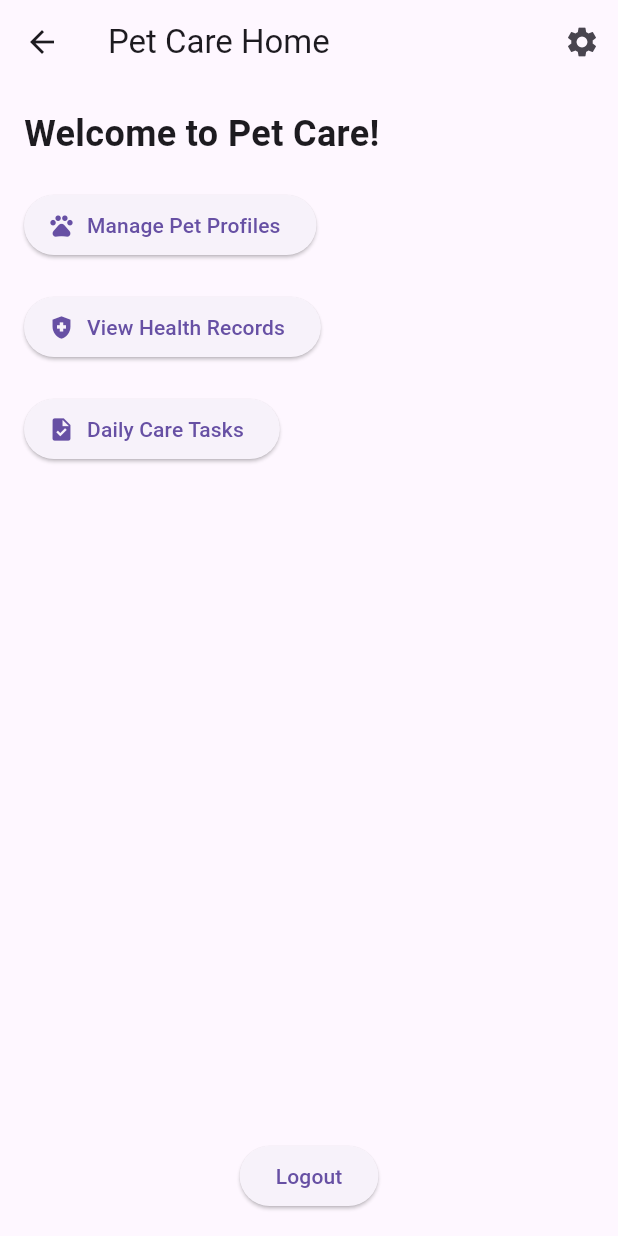
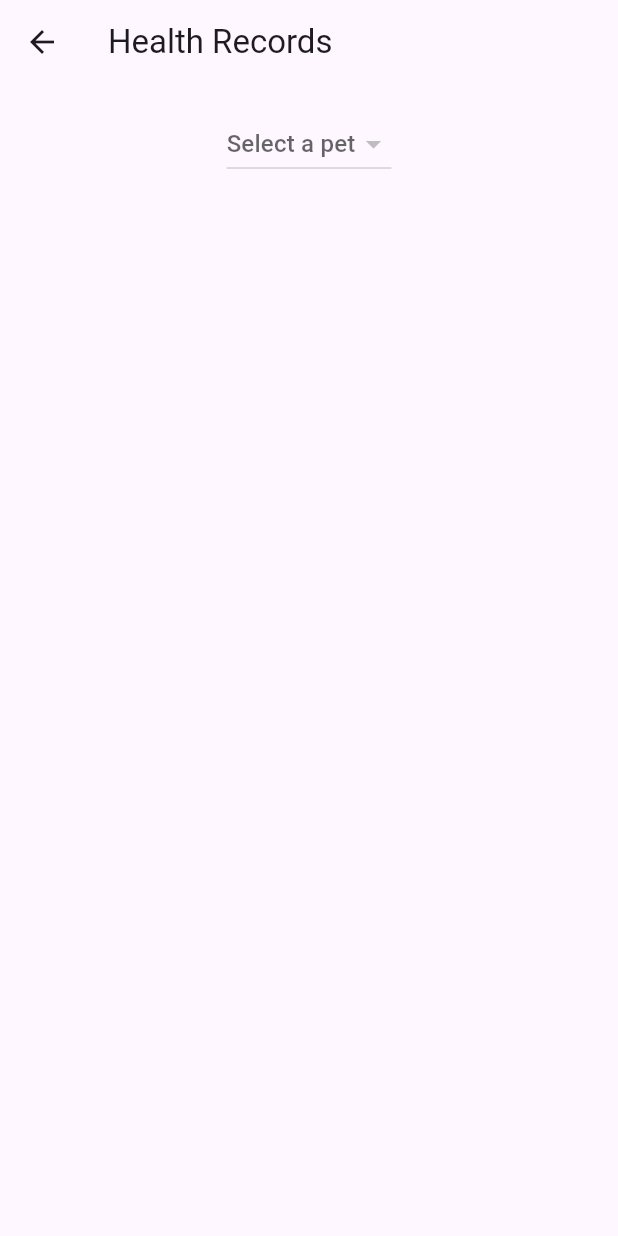
Before and after one commit to AkinniyiS/petcareapp, a Flutter app: the HomeScreen screen opened by its route, after a tap on "View Health Records", on a phone screen of 412 x 824 dp. Run offline on Flutter 3.47's test engine with Material 3 defaults, Android fonts, the phone set to English and light mode, and no system bars; our stand-ins replace sqflite; accounts and stored records are empty.

Commit message:
"health record screen created and add health record"

```diff
--- a/petapp/lib/database_helper.dart
+++ b/petapp/lib/database_helper.dart
@@ -97,10 +97,10 @@ class DatabaseHelper{
   }
 
   // Query all pet profiles
-  Future<List<Map<String, dynamic>>> queryAllPetProfiles() async {
-    Database db = await instance.database;
-    return await db.query(petProfileTable);
-  }
+Future<List<Map<String, dynamic>>> queryAllPetProfiles() async {
+  final db = await database; // Your method to get the database
+  return await db.query('pet_profiles'); // Adjust based on your actual table name
+}
    // Get a pet profile by ID
   Future<List<Map<String, dynamic>>> getPetProfiles() async {
     return await queryAllPetProfiles();
@@ -145,6 +145,7 @@ class DatabaseHelper{
       whereArgs: [petId],
     );
   }
+
 
   // CRUD Methods for Daily Care Tasks
 
--- /dev/null
+++ b/petapp/lib/healthrecord.dart
@@ -0,0 +1,112 @@
+import 'package:flutter/material.dart';
+import 'database_helper.dart'; // Import your database helper
+import 'addhealthrecord.dart'; // Import the screen to add health records
+
+class HealthRecordsScreen extends StatefulWidget {
+  @override
+  _HealthRecordsScreenState createState() => _HealthRecordsScreenState();
+}
+
+class _HealthRecordsScreenState extends State<HealthRecordsScreen> {
+  List<Map<String, dynamic>> _pets = [];
+  int? _selectedPetId; // Store the selected pet ID
+  List<Map<String, dynamic>> _healthRecords = [];
+  String? _selectedPetName; // Store the selected pet name
+
+  @override
+  void initState() {
+    super.initState();
+    _loadPets(); // Load pets on initialization
+  }
+
+  void _loadPets() async {
+    final pets = await DatabaseHelper.instance.queryAllPetProfiles(); // Load all pet profiles
+    setState(() {
+      _pets = pets;
+    });
+  }
+
+  void _loadHealthRecords() async {
+    if (_selectedPetId != null) {
+      final records = await DatabaseHelper.instance.queryHealthRecords(_selectedPetId!);
+      setState(() {
+        _healthRecords = records;
+        // Update the selected pet name based on the selected ID
+        _selectedPetName = _pets.firstWhere((pet) => pet['id'] == _selectedPetId)['name'];
+      });
+    }
+  }
+
+  void _navigateToAddRecord() async {
+    if (_selectedPetId != null) {
+      await Navigator.push(
+        context,
+        MaterialPageRoute(
+          builder: (context) => AddHealthRecordScreen(petId: _selectedPetId!),
+        ),
+      );
+
+      // Reload health records after adding a new record
+      _loadHealthRecords();
+    }
+  }
+
+  @override
+  Widget build(BuildContext context) {
+    return Scaffold(
+      appBar: AppBar(
+        title: Text('Health Records'),
+      ),
+      body: Padding(
+        padding: const EdgeInsets.all(16.0),
+        child: Column(
+          children: [
+            DropdownButton<int>(
+              hint: Text('Select a pet'),
+              value: _selectedPetId,
+              onChanged: (int? newPetId) {
+                setState(() {
+                  _selectedPetId = newPetId; // Store the selected pet ID
+                  _loadHealthRecords(); // Load health records for the selected pet
+                });
+              },
+              items: _pets.map((pet) {
+                return DropdownMenuItem<int>(
+                  value: pet['id'], // Set the ID as the value
+                  child: Text(pet['name']),
+                );
+              }).toList(),
+            ),
+            SizedBox(height: 20),
+            if (_selectedPetId != null && _selectedPetName != null) // Show pet info only if a pet is selected
+              Text(
+                'Health Records for: $_selectedPetName', // Show the pet's name instead of ID
+                style: TextStyle(fontSize: 18, fontWeight: FontWeight.bold),
+              ),
+            SizedBox(height: 20),
+            if (_selectedPetId != null) // Show the button only if a pet is selected
+              ElevatedButton(
+                onPressed: _navigateToAddRecord,
+                child: Text('Add Health Record'),
+              ),
+            SizedBox(height: 20),
+            Expanded(
+              child: ListView.builder(
+                itemCount: _healthRecords.length,
+                itemBuilder: (context, index) {
+                  final record = _healthRecords[index];
+                  return Card(
+                    child: ListTile(
+                      title: Text('Vaccination Date: ${record['vaccination_date']}'),
+                      subtitle: Text('Details: ${record['record_details']}'),
+                    ),
+                  );
+                },
+              ),
+            ),
+          ],
+        ),
+      ),
+    );
+  }
+}
--- a/petapp/lib/home_screen.dart
+++ b/petapp/lib/home_screen.dart
@@ -3,6 +3,7 @@ import 'package:flutter/material.dart';
 import 'profile_screen.dart';
 import "settings.dart";
 import 'dailycare.dart';
+import 'healthrecord.dart';
 
 class HomeScreen extends StatelessWidget {
   const HomeScreen({super.key});
@@ -49,7 +50,10 @@ class HomeScreen extends StatelessWidget {
               icon: Icon(Icons.health_and_safety),
               label: Text('View Health Records'),
               onPressed: () {
-                Navigator.pushNamed(context, '/healthRecords');
+                 Navigator.push(
+                context,
+                MaterialPageRoute(builder: (context) => HealthRecordsScreen()),
+                );
               },
             ),
             SizedBox(height: 20),
```
Also changed, not shown: petapp/lib/addhealthrecord.dart (added, +73 -0 lines).
